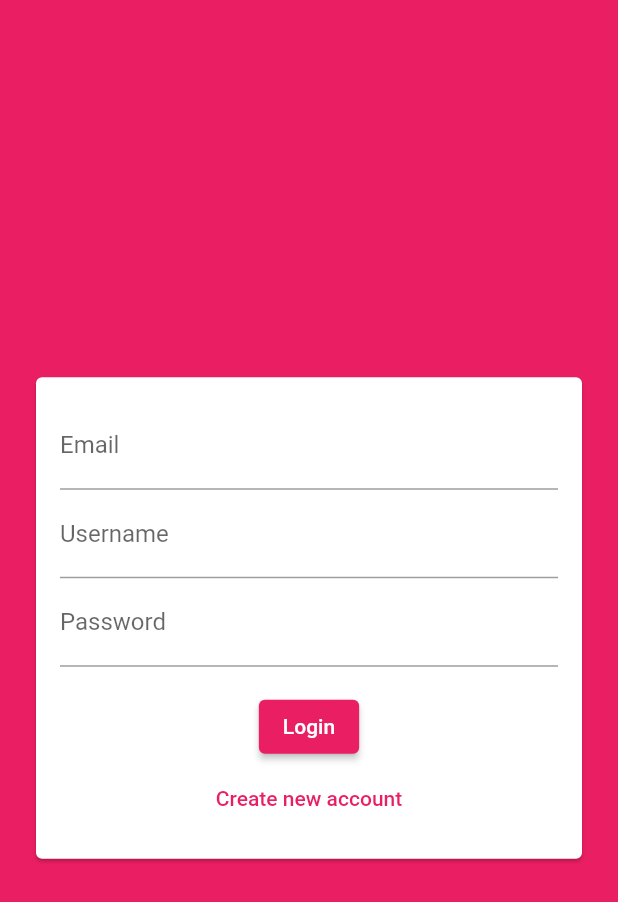
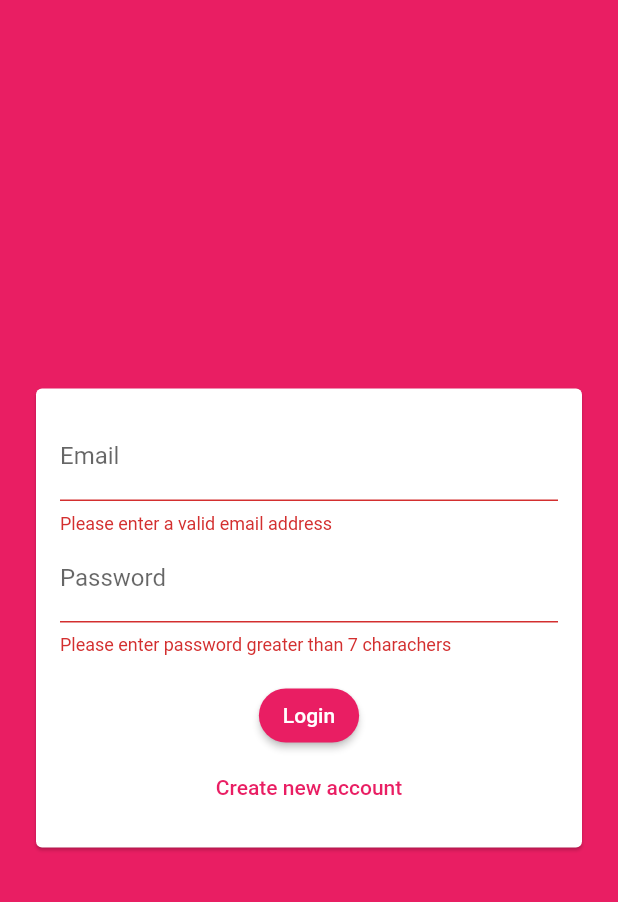
Before and after one commit to readytowork-org/flutter_chat, a Flutter app: the screen it shows after launch, after a tap on "Login", on a phone screen of 412 x 824 dp. Shown: the top 902 px of the screen. Run offline on Flutter 3.47's test engine with Material 2 defaults, Android fonts, the phone set to English and light mode, and no system bars; our stand-ins replace cloud_firestore, firebase_core; accounts and stored records are empty.

```diff
--- a/lib/main.dart
+++ b/lib/main.dart
@@ -24,11 +24,12 @@ class MyApp extends StatelessWidget {
           secondary: Colors.purple,
         ),
         backgroundColor: Colors.pink,
-        buttonTheme: ButtonTheme.of(context).copyWith(
-          buttonColor: Colors.pink,
-          textTheme: ButtonTextTheme.primary,
-          shape: RoundedRectangleBorder(
-            borderRadius: BorderRadius.circular(20),
+        elevatedButtonTheme: ElevatedButtonThemeData(
+          style: ElevatedButton.styleFrom(
+            primary: Colors.pink,
+            shape: RoundedRectangleBorder(
+              borderRadius: BorderRadius.circular(20),
+            ),
           ),
         ),
       ),
--- a/lib/widgets/auth_form.dart
+++ b/lib/widgets/auth_form.dart
@@ -8,6 +8,35 @@ class AuthForm extends StatefulWidget {
 }
 
 class _AuthFormState extends State<AuthForm> {
+  final _usernameNode = FocusNode();
+  final _passwordNode = FocusNode();
+
+  final _formKey = GlobalKey<FormState>();
+
+  var isLogin = true;
+  var _userEmail = '';
+  var _userName = '';
+  var _password = '';
+
+  void _trySumbit() {
+    final isValid = _formKey.currentState!.validate();
+    FocusScope.of(context).unfocus();
+    if (isValid) {
+      _formKey.currentState!.save();
+      print(_userEmail);
+      print(_userName);
+      print(_password);
+    }
+  }
+
+  @override
+  void dispose() {
+    //Dispose nodes on widget close to avoid memory leak
+    _usernameNode.dispose();
+    _passwordNode.dispose();
+    super.dispose();
+  }
+
   @override
   Widget build(BuildContext context) {
     return Center(
@@ -16,31 +45,51 @@ class _AuthFormState extends State<AuthForm> {
         child: SingleChildScrollView(
           padding: const EdgeInsets.all(16),
           child: Form(
+            key: _formKey,
             child: Column(
               mainAxisSize: MainAxisSize.min, //take only space as it needs
               children: <Widget>[
                 TextFormField(
+                  key: const ValueKey('email'),
                   decoration: const InputDecoration(
                     label: Text("Email"),
                   ),
                   keyboardType: TextInputType.emailAddress,
+                  onFieldSubmitted: (_) {
+                    FocusScope.of(context)
+                        .requestFocus(isLogin ? _passwordNode : _usernameNode);
+                  },
                   validator: (value) {
                     if (value!.isEmpty || !value.contains('@')) {
                       return "Please enter a valid email address";
                     }
                     return null;
                   },
+                  onSaved: (value) {
+                    _userEmail = value!;
+                  },
                 ),
+                if (!isLogin)
                   TextFormField(
+                    key: const ValueKey('username'),
                     decoration: const InputDecoration(label: Text("Username")),
+                    focusNode: _usernameNode,
+                    onFieldSubmitted: (_) {
+                      FocusScope.of(context).requestFocus(_passwordNode);
+                    },
                     validator: (value) {
                       if (value!.isEmpty || value.length < 5) {
                         return "Please enter username greater than 5 charachers";
                       }
                       return null;
                     },
+                    onSaved: (value) {
+                      _userName = value!;
+                    },
                   ),
                 TextFormField(
+                  key: const ValueKey('password'),
+                  focusNode: _passwordNode,
                   decoration: const InputDecoration(label: Text("Password")),
                   obscureText: true,
                   validator: (value) {
@@ -49,15 +98,25 @@ class _AuthFormState extends State<AuthForm> {
                     }
                     return null;
                   },
+                  onSaved: (value) {
+                    _password = value!;
+                  },
                 ),
                 const SizedBox(
                   height: 16,
                 ),
-                ElevatedButton(onPressed: () {}, child: const Text("Login")),
+                ElevatedButton(
+                  onPressed: _trySumbit,
+                  child: Text(isLogin ? "Login" : "Signup"),
+                ),
                 TextButton(
-                    onPressed: () {},
+                    onPressed: () {
+                      setState(() {
+                        isLogin = !isLogin;
+                      });
+                    },
                     child: Text(
-                      "Create new account",
+                      isLogin ? "Create new account" : "I already have account",
                       style: TextStyle(
                         color: Theme.of(context).colorScheme.primary,
                       ),
```
Lines whose indentation alone changed are shown as unchanged.
